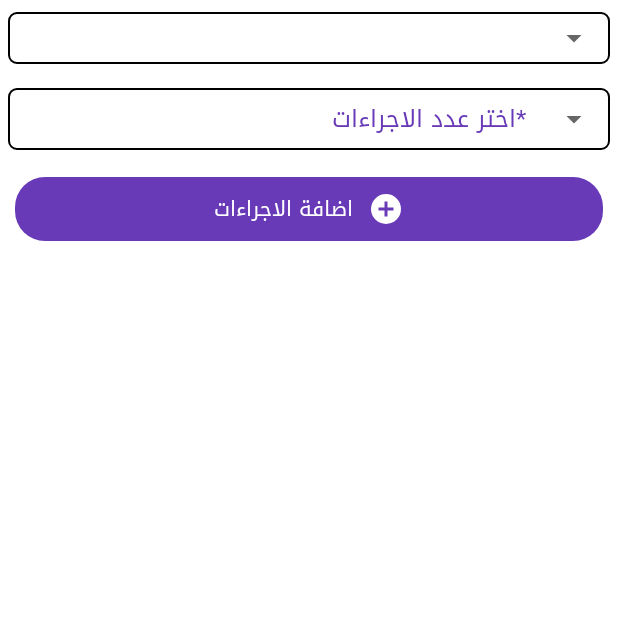
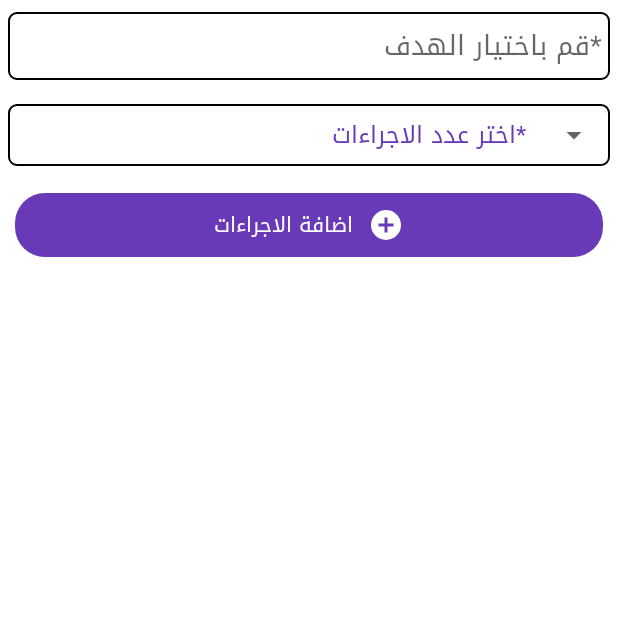
Before and after one commit to emanzelekha/MadicalAlatheer, an Android app: the fragment InsertProcedure shown on its own in the app's theme, on a phone screen of 412 x 824 dp, the top half of it. Run offline under Robolectric (Android 15) with nearby library versions, the light colour scheme and no system bars; libraries missing offline, so code that uses them is left out: com.loopj.android, cz.msebera.android, net.alhazmy13.hijridatepicker; 5 statements that could not run were skipped.

Commit message:
commitweb18

```diff
--- a/app/build.gradle
+++ b/app/build.gradle
@@ -36,4 +36,7 @@ dependencies {
     compile 'com.loopj.android:android-async-http:1.4.9'
     testCompile 'junit:junit:4.12'
     compile 'com.github.dmytrodanylyk.circular-progress-button:library:1.1.3'
+
+
+
 }
--- a/app/src/main/java/com/example/ok/madicalalatheer/Main/Login.java
+++ b/app/src/main/java/com/example/ok/madicalalatheer/Main/Login.java
@@ -5,6 +5,7 @@ import android.app.FragmentTransaction;
 import android.app.ProgressDialog;
 import android.content.Context;
 import android.content.SharedPreferences;
+import android.graphics.Color;
 import android.support.v4.app.Fragment;
 import android.support.v4.view.PagerAdapter;
 import android.support.v4.view.ViewPager;
@@ -23,6 +24,7 @@ import com.example.ok.madicalalatheer.R;
 import com.example.ok.madicalalatheer.uilit.AsyncHttpClient;
 import com.loopj.android.http.JsonHttpResponseHandler;
 import com.loopj.android.http.RequestParams;
+
 
 import org.json.JSONArray;
 import org.json.JSONException;
--- a/app/src/main/java/com/example/ok/madicalalatheer/procedure/InsertProcedure.java
+++ b/app/src/main/java/com/example/ok/madicalalatheer/procedure/InsertProcedure.java
@@ -15,6 +15,8 @@ import android.view.LayoutInflater;
 import android.view.View;
 import android.view.ViewGroup;
 import android.widget.AdapterView;
+import android.widget.ArrayAdapter;
+import android.widget.AutoCompleteTextView;
 import android.widget.EditText;
 import android.widget.LinearLayout;
 import android.widget.Spinner;
@@ -45,6 +47,7 @@ import cz.msebera.android.httpclient.Header;
  */
 public class InsertProcedure extends Fragment implements View.OnClickListener, HijriCalendarView.OnDateSetListener, AdapterView.OnItemSelectedListener {
     String maxid = "", Date = "";
+    int posation=10009000;
     Intent i;
     int e = 0;
     HijriCalendarDialog.Builder text;
@@ -79,8 +82,10 @@ public class InsertProcedure extends Fragment implements View.OnClickListener, H
     TextView codeProcedure, codeProcedure2, codeProcedure3, codeProcedure4, codeProcedure5;
     TextView codeing[] = new TextView[]{codeProcedure, codeProcedure2, codeProcedure3, codeProcedure4, codeProcedure5};
     int[] codeall = new int[]{R.id.codeProcedure, R.id.codeProcedure2, R.id.codeProcedure3, R.id.codeProcedure4, R.id.codeProcedure5};
-    Spinner s1, s2;
+    Spinner  s2;
 
+    AutoCompleteTextView s1;
+    ArrayAdapter<String> adapter;
 
     public InsertProcedure() {
         // Required empty public constructor
@@ -182,6 +187,14 @@ public class InsertProcedure extends Fragment implements View.OnClickListener, H
                 //  to.setText(out.getString("goal_date_to"));
 
                 Text[0].setText(out.getString("pro_end_date"));
+               s1.setOnItemClickListener(new AdapterView.OnItemClickListener() {
+                    @Override
+                    public void onItemClick(AdapterView<?> parent, View view, int position, long id) {
+                        posation=position;
+                       // Toast toast= Toast.makeText(getApplicationContext(), s + " is clicked", Toast.LENGTH_SHORT);
+                       // toast.setGravity(Gravity.CENTER,0,0); toast.show();
+                    }
+                });
 
             } catch (JSONException e) {
                 e.printStackTrace();
@@ -208,7 +221,7 @@ public class InsertProcedure extends Fragment implements View.OnClickListener, H
     public void commponent() {
         Spinner1 = v.findViewById(R.id.s22);
         addgoal = (TextView) v.findViewById(R.id.addgoal);
-        s1 = (Spinner) v.findViewById(R.id.s1P);
+        s1 = (AutoCompleteTextView) v.findViewById(R.id.s1P);
         s2 = (Spinner) v.findViewById(R.id.s2P);
         Scrol = (LinearLayout) v.findViewById(R.id.Scrol);
         for (int i = 0; i < 5; i++) {
@@ -226,8 +239,8 @@ public class InsertProcedure extends Fragment implements View.OnClickListener, H
 
     public Boolean Validate() {
         Boolean out = true;
-        if (s1.getSelectedItemPosition() == 0) {
-            ((TextView) s1.getChildAt(0)).setError(".");
+        if (TextUtils.isEmpty(s1.getText())) {
+            s1.setError("ادخل الهدف...");
             out = false;
         }
         if (i.getStringExtra("Insertprocedure").equals("0")) {
@@ -267,7 +280,7 @@ public class InsertProcedure extends Fragment implements View.OnClickListener, H
         return out;
     }
     public void Click() {
-        s1.setOnItemSelectedListener(this);
+        s1.setOnClickListener(this);
         s2.setOnItemSelectedListener(this);
         Insert.setOnClickListener(this);
         for (int i = 0; i < 5; i++) {
@@ -347,7 +360,7 @@ public class InsertProcedure extends Fragment implements View.OnClickListener, H
                             params.put("pro_code",arr4);
                         }//هتغير الاسم حسب ما يقولك وهتبعتلة ال id من الshared refrance}
 
-                        params.put("goal_id", goalid[s1.getSelectedItemPosition() - 1]);
+                        params.put("goal_id", goalid[posation]);
 
                         Load(params);
                         System.out.println(params+"dnsgvjfgh");
@@ -438,7 +451,9 @@ public class InsertProcedure extends Fragment implements View.OnClickListener, H
                         goalid[i] = out.getString("id");
                     }
                     maxid = response.getString("maxid");
-                    SpinnerDate(a3, a4, s1);
+                    adapter = new ArrayAdapter<String>(getContext(), android.R.layout.simple_dropdown_item_1line, a4);
+                    s1.setAdapter(adapter);
+
                     if (i.getStringExtra("Insertprocedure").equals("1")) {
                         for (int x = 0; x < goalid.length; x++) {
                             if (goalid[x].equals(out.getString("goal_id"))) {
--- a/app/src/main/java/com/example/ok/madicalalatheer/uilit/AsyncHttpClient.java
+++ b/app/src/main/java/com/example/ok/madicalalatheer/uilit/AsyncHttpClient.java
@@ -11,7 +11,7 @@ import com.loopj.android.http.SyncHttpClient;
  *     10.0.3.2  http://aqar.esy.es/  http://android.alatheertech.com/
  */
 public class AsyncHttpClient {
-    private static final String BASE_URL = "http://gulfmedical-sa.com/demo/admin/webservice.php";
+    private static final String BASE_URL = "http://khaleejhail-sa.com/admin/api.php";
 
     public static com.loopj.android.http.AsyncHttpClient syncHttpClient  = new SyncHttpClient();
     public static com.loopj.android.http.AsyncHttpClient asyncHttpClient = new com.loopj.android.http.AsyncHttpClient();
--- a/app/src/main/res/layout/fragment_insert_procedure.xml
+++ b/app/src/main/res/layout/fragment_insert_procedure.xml
@@ -23,23 +23,20 @@
             android:layout_marginRight="5dp"
             android:orientation="vertical">
 
-            <LinearLayout
-                android:layout_width="match_parent"
-                android:layout_height="wrap_content"
-                android:layout_marginBottom="8dp"
-                android:layout_marginTop="8dp"
-                android:background="@drawable/baclspinner"
-                android:paddingBottom="5dp"
-                android:paddingTop="5dp">
 
-                <android.support.v7.widget.AppCompatSpinner
+
+                <AutoCompleteTextView
+                    android:padding="5dp"
                     android:id="@+id/s1P"
-                    style="@style/Widget.AppCompat.Spinner"
-
+                    android:background="@drawable/baclspinner"
                     android:layout_width="match_parent"
                     android:layout_height="wrap_content"
-                    android:layout_gravity="end" />
-            </LinearLayout>
+                    android:layout_gravity="end"
+                    android:layout_marginBottom="8dp"
+                    android:layout_marginTop="8dp"
+                    android:textColor="@color/text"
+                    android:hint="*قم باختيار الهدف"/>
+
 
             <LinearLayout
                android:id="@+id/s22"
```
